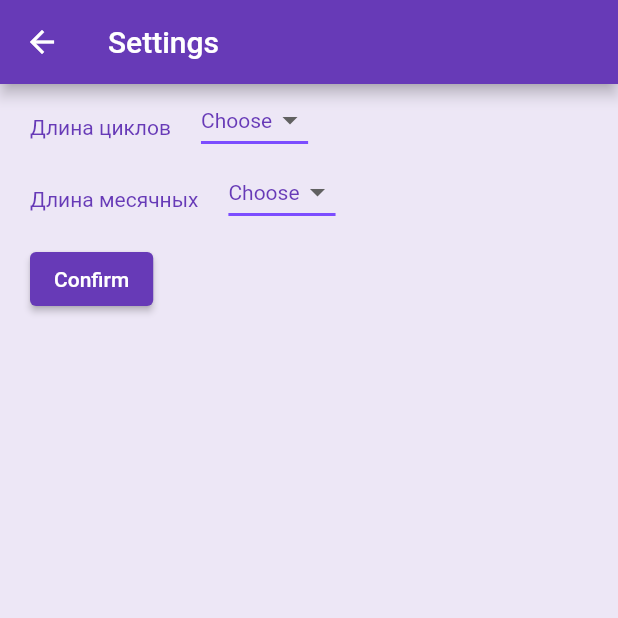
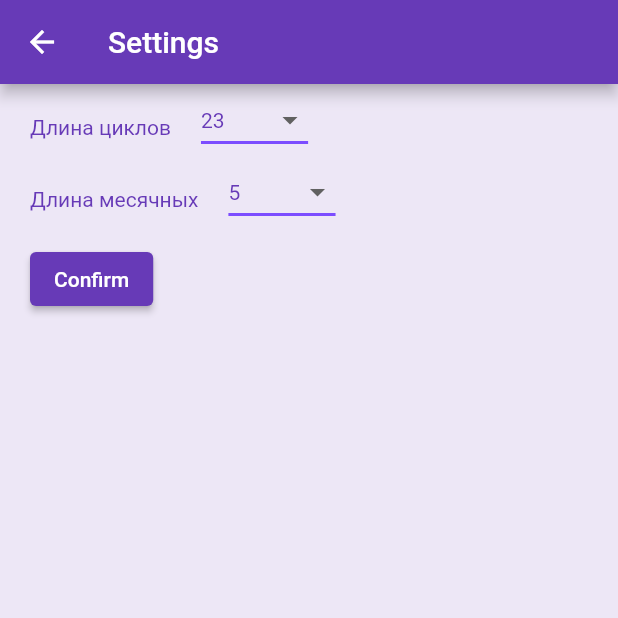
Before and after one commit to IraSoro/period-tracker, a Flutter app: the SettingsScreen screen opened by its route, on a phone screen of 412 x 824 dp, the top half of it. Run offline on Flutter 3.47's test engine with Material 2 defaults, Android fonts, the phone set to English and light mode, and no system bars.

Commit message:
Improved work with widgets

```diff
--- a/lib/settings.dart
+++ b/lib/settings.dart
@@ -18,8 +18,8 @@ class _InputWidgetState extends State<InputWidget> {
         mainAxisAlignment: MainAxisAlignment.start,
         children: <Widget>[
           Row(
-            children: const [
-              Padding(
+            children: [
+              const Padding(
                 padding:
                     EdgeInsets.only(top: 10, bottom: 0, left: 20, right: 20),
                 child: Align(
@@ -27,12 +27,12 @@ class _InputWidgetState extends State<InputWidget> {
                   child: Text('Длина циклов', textDirection: TextDirection.ltr),
                 ),
               ),
-              LongStatefulWidget(),
+              LongStatefulWidget(dropdownValue: '23'),
             ],
           ),
           Row(
-            children: const [
-              Padding(
+            children: [
+              const Padding(
                 padding:
                     EdgeInsets.only(top: 10, bottom: 0, left: 20, right: 20),
                 child: Align(
@@ -41,7 +41,7 @@ class _InputWidgetState extends State<InputWidget> {
                       Text('Длина месячных', textDirection: TextDirection.ltr),
                 ),
               ),
-              ShortStatefulWidget(),
+              ShortStatefulWidget(dropdownValue: '5 '),
             ],
           ),
           Row(
@@ -50,7 +50,9 @@ class _InputWidgetState extends State<InputWidget> {
                 padding: const EdgeInsets.only(
                     top: 10, bottom: 0, left: 20, right: 20),
                 child: ElevatedButton(
-                  onPressed: () {},
+                  onPressed: () {
+                    print("pressed ");
+                  },
                   child: const Text('Confirm'),
                 ),
               ),
@@ -63,20 +65,24 @@ class _InputWidgetState extends State<InputWidget> {
 }
 
 class LongStatefulWidget extends StatefulWidget {
-  const LongStatefulWidget({Key? key}) : super(key: key);
+  String dropdownValue = 'Choose';
+
+  LongStatefulWidget({Key? key, required this.dropdownValue}) : super(key: key);
 
   @override
-  State<LongStatefulWidget> createState() => _LongStatefulWidgetState();
+  State<LongStatefulWidget> createState() =>
+      _LongStatefulWidgetState(this.dropdownValue);
 }
 
 class _LongStatefulWidgetState extends State<LongStatefulWidget> {
   String dropdownValue = 'Choose';
 
+  _LongStatefulWidgetState(this.dropdownValue);
+
   @override
   Widget build(BuildContext context) {
     return DropdownButton<String>(
       value: dropdownValue,
-      // icon: const Icon(Icons.arrow_downward),
       elevation: 16,
       style: const TextStyle(color: Colors.deepPurple),
       underline: Container(
@@ -86,6 +92,7 @@ class _LongStatefulWidgetState extends State<LongStatefulWidget> {
       onChanged: (String? newValue) {
         setState(() {
           dropdownValue = newValue!;
+
         });
       },
       items: <String>[
@@ -130,20 +137,25 @@ class _LongStatefulWidgetState extends State<LongStatefulWidget> {
 }
 
 class ShortStatefulWidget extends StatefulWidget {
-  const ShortStatefulWidget({Key? key}) : super(key: key);
+  String dropdownValue = 'Choose';
+
+  ShortStatefulWidget({Key? key, required this.dropdownValue})
+      : super(key: key);
 
   @override
-  State<ShortStatefulWidget> createState() => _ShortStatefulWidgetState();
+  State<ShortStatefulWidget> createState() =>
+      _ShortStatefulWidgetState(this.dropdownValue);
 }
 
 class _ShortStatefulWidgetState extends State<ShortStatefulWidget> {
   String dropdownValue = 'Choose';
 
+  _ShortStatefulWidgetState(this.dropdownValue);
+
   @override
   Widget build(BuildContext context) {
     return DropdownButton<String>(
       value: dropdownValue,
-      // icon: const Icon(Icons.arrow_downward),
       elevation: 16,
       style: const TextStyle(color: Colors.deepPurple),
       underline: Container(
```
